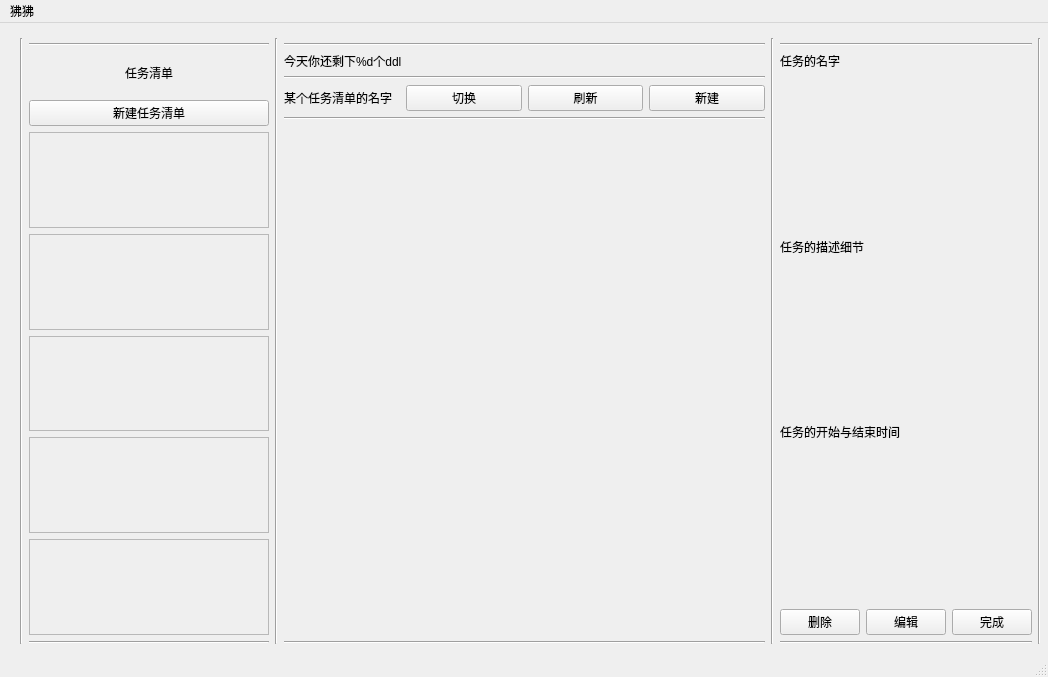
Old version of the form mainwindow.ui in the repository interestingLSY/DDL-Firewall.
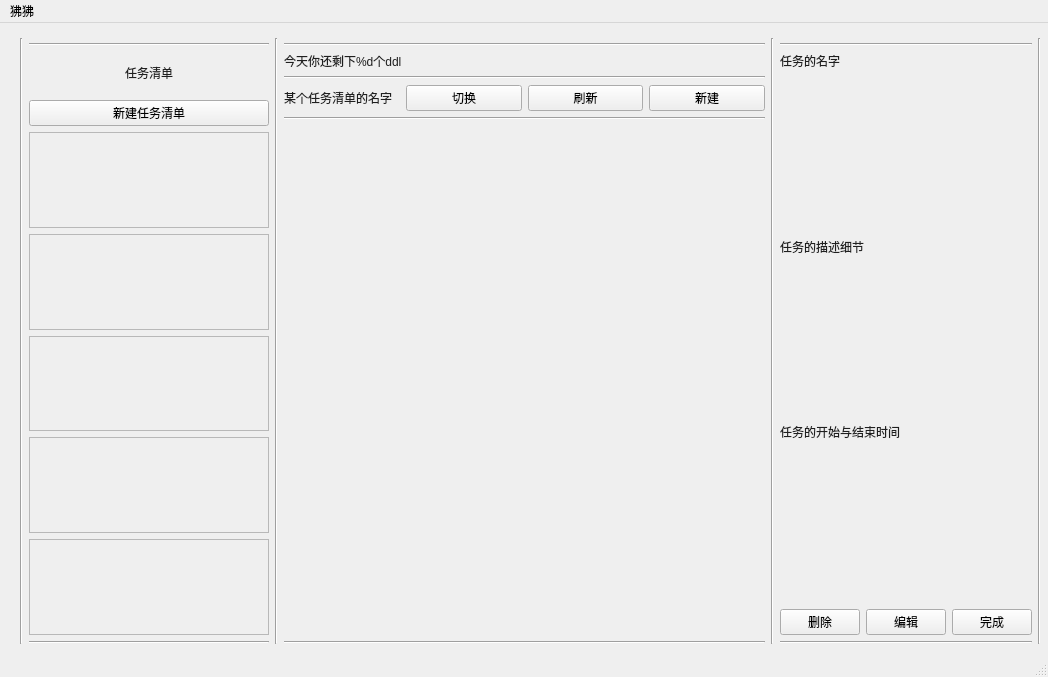
New version of the form. Custom widgets are drawn as their Qt base class.

Commit message: Move styleSheet to .ui or #define

What changed in the file:
```diff
--- a/mainwindow.ui
+++ b/mainwindow.ui
@@ -48,6 +48,10 @@
        </item>
        <item>
         <widget class="QLabel" name="label">
+         <property name="styleSheet">
+          <string notr="true">font: 25 19pt '宋体';
+color: rgb(31,31,31);</string>
+         </property>
          <property name="inputMethodHints">
           <set>Qt::ImhLatinOnly</set>
          </property>
@@ -156,6 +160,10 @@
        </item>
        <item>
         <widget class="QLabel" name="lab_ddlcounter">
+         <property name="styleSheet">
+          <string notr="true">font: 25 11pt '宋体';
+color: rgb(31,31,31);</string>
+         </property>
          <property name="text">
           <string>今天你还剩下%d个ddl</string>
          </property>
@@ -172,6 +180,10 @@
         <layout class="QHBoxLayout" name="horizontalLayout">
          <item>
           <widget class="QLabel" name="lab_tasklist_name">
+           <property name="styleSheet">
+            <string notr="true">font: 25 11pt '宋体';
+color: rgb(31,31,31);</string>
+           </property>
            <property name="text">
             <string>某个任务清单的名字</string>
            </property>
@@ -250,6 +262,10 @@
        </item>
        <item>
         <widget class="QLabel" name="lab_task_name">
+         <property name="styleSheet">
+          <string notr="true">font: 25 11pt '宋体';
+color: rgb(31,31,31);</string>
+         </property>
          <property name="text">
           <string>任务的名字</string>
          </property>
@@ -270,6 +286,10 @@
        </item>
        <item>
         <widget class="QLabel" name="label_4">
+         <property name="styleSheet">
+          <string notr="true">font: 25 11pt '宋体';
+color: rgb(31,31,31);</string>
+         </property>
          <property name="text">
           <string>任务的描述细节</string>
          </property>
@@ -290,6 +310,10 @@
        </item>
        <item>
         <widget class="QLabel" name="label_7">
+         <property name="styleSheet">
+          <string notr="true">font: 25 11pt '宋体';
+color: rgb(31,31,31);</string>
+         </property>
          <property name="text">
           <string>任务的开始与结束时间</string>
          </property>
```
The commit also changes 2 other files.
